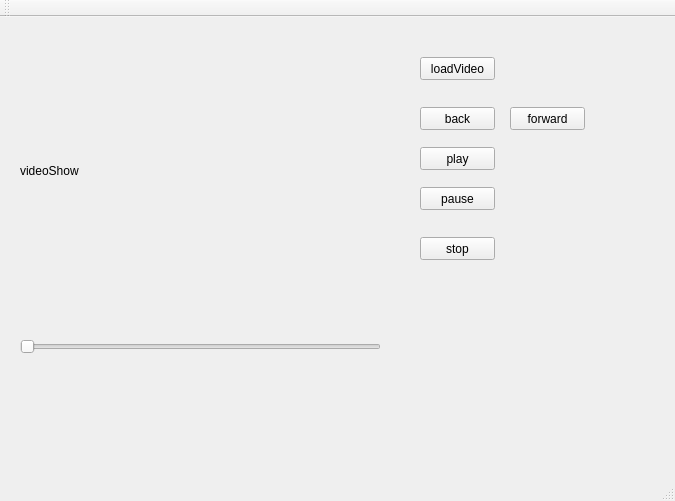
Old version of the form player.ui in the repository qqibrow/HyperlinkPlayer.
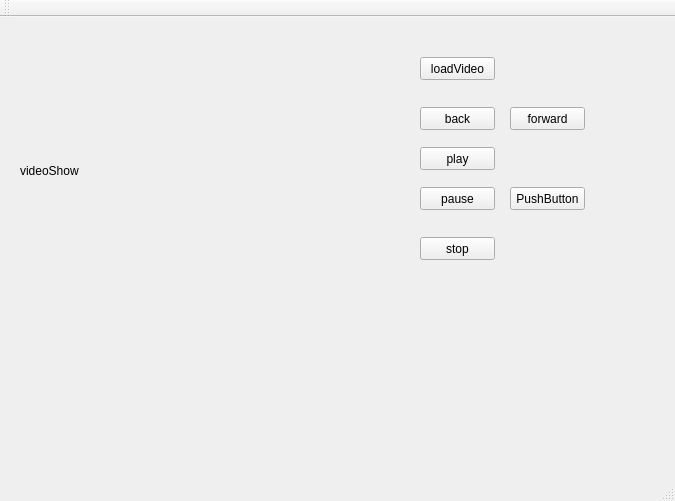
New version of the form. Custom widgets are drawn as their Qt base class.

The edit to the form file:
```diff
--- a/player.ui
+++ b/player.ui
@@ -40,19 +40,6 @@
      <string>forward</string>
     </property>
    </widget>
-   <widget class="QSlider" name="videoSlider">
-    <property name="geometry">
-     <rect>
-      <x>20</x>
-      <y>320</y>
-      <width>361</width>
-      <height>19</height>
-     </rect>
-    </property>
-    <property name="orientation">
-     <enum>Qt::Horizontal</enum>
-    </property>
-   </widget>
    <widget class="QPushButton" name="backBn">
     <property name="geometry">
      <rect>
@@ -128,6 +115,29 @@
      </rect>
     </property>
    </widget>
+   <widget class="Phonon::VolumeSlider" name="volumeSlider">
+    <property name="geometry">
+     <rect>
+      <x>420</x>
+      <y>360</y>
+      <width>109</width>
+      <height>22</height>
+     </rect>
+    </property>
+   </widget>
+   <widget class="QPushButton" name="seekBn">
+    <property name="geometry">
+     <rect>
+      <x>510</x>
+      <y>170</y>
+      <width>75</width>
+      <height>23</height>
+     </rect>
+    </property>
+    <property name="text">
+     <string>PushButton</string>
+    </property>
+   </widget>
   </widget>
   <widget class="QMenuBar" name="menuBar">
    <property name="geometry">
@@ -156,6 +166,11 @@
    <extends>QWidget</extends>
    <header location="global">phonon/seekslider.h</header>
   </customwidget>
+  <customwidget>
+   <class>Phonon::VolumeSlider</class>
+   <extends>QWidget</extends>
+   <header location="global">phonon/volumeslider.h</header>
+  </customwidget>
  </customwidgets>
  <resources>
   <include location="player.qrc"/>
```
